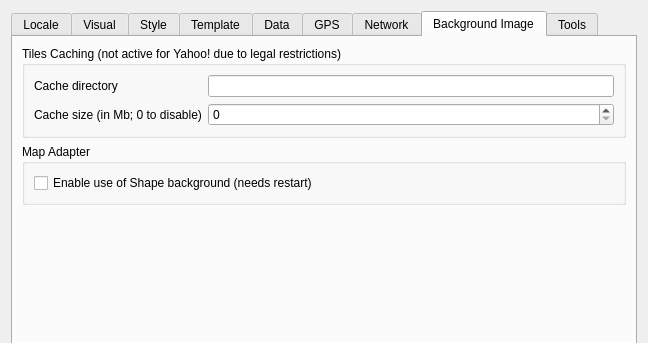
Qt form src/Preferences/PreferencesDialog.ui (openstreetmap/merkaartor) before a commit; both pictures show x 0 to 648 and y 0 to 343 of the 648 by 512 pixel window.
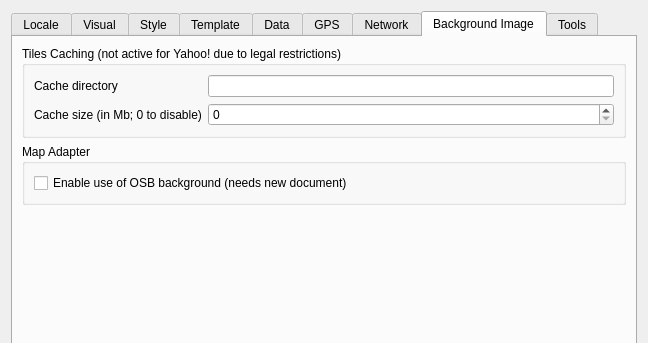
The same form after that commit. The open tabs and pages were chosen to show the change.

Commit message: CHG : Move vector background from SHP to OSB

Patch:
```diff
--- a/src/Preferences/PreferencesDialog.ui
+++ b/src/Preferences/PreferencesDialog.ui
@@ -964,7 +964,7 @@
             <item>
              <widget class="QCheckBox" name="cbUseShapefileForBackground" >
               <property name="text" >
-               <string>Enable use of Shape background (needs restart)</string>
+               <string>Enable use of OSB background (needs new document)</string>
               </property>
              </widget>
             </item>
```
Left out of the diff: 2 changed lines with no effect on the pictures. The commit also changes 21 other files.
